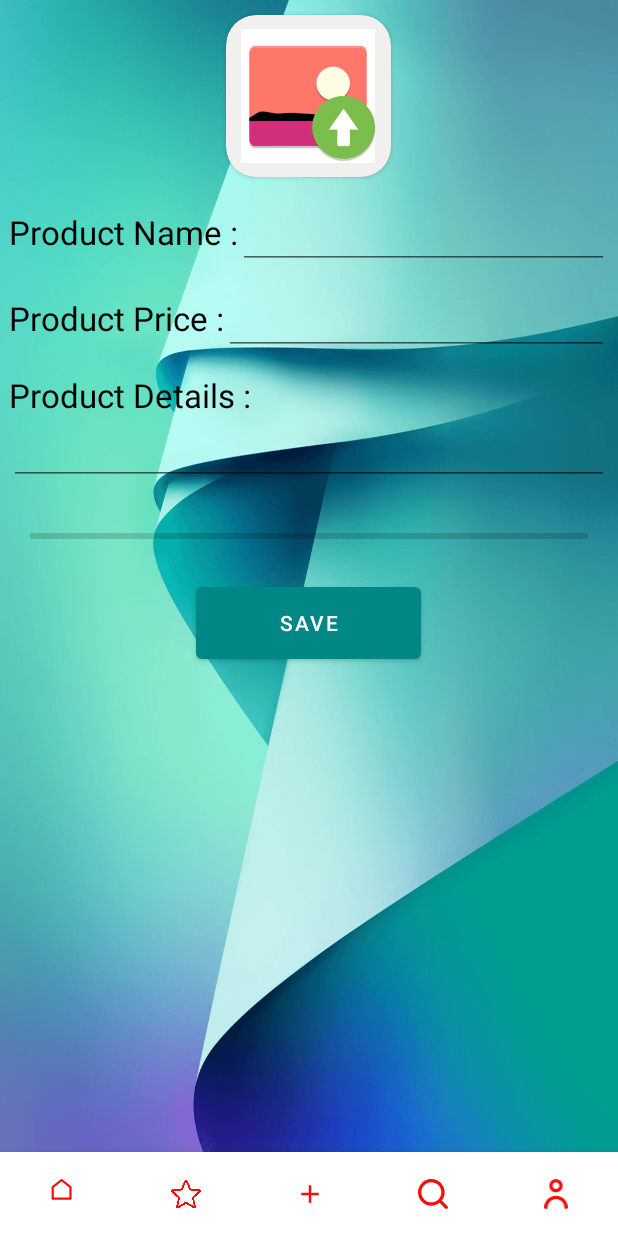
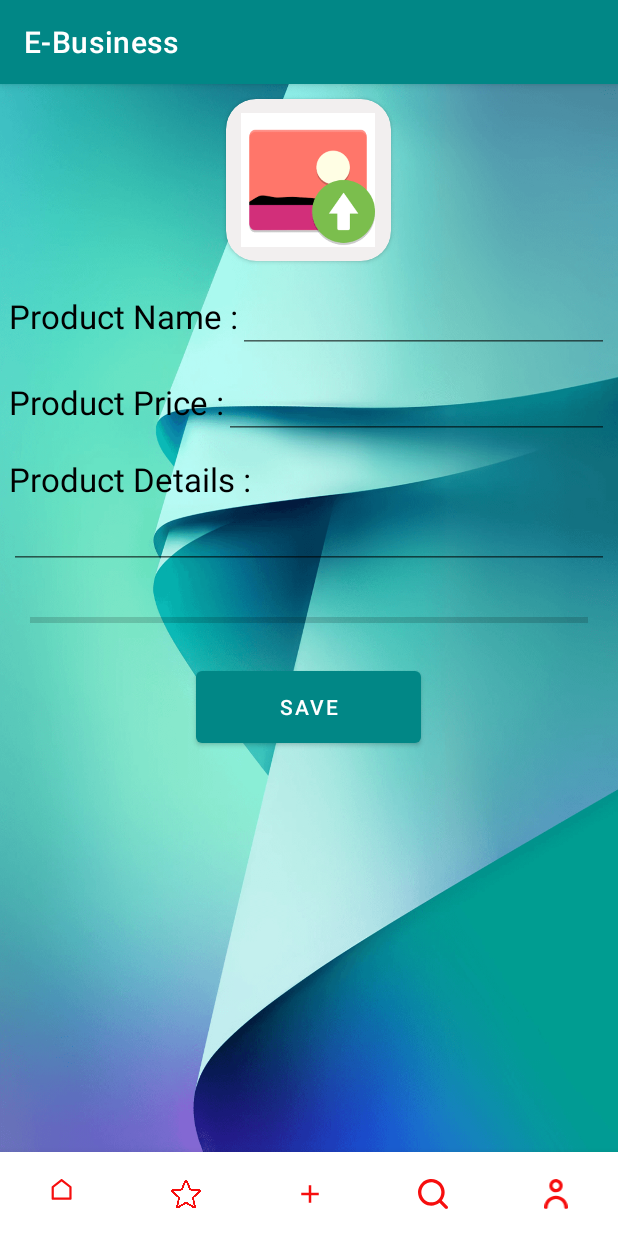
Before and after one commit to Android-Development-To-java/E-Business, an Android app: the screen it shows after launch (MainActivity), item 3 of the bottom bar chosen, on a phone screen of 412 x 824 dp. Run offline under Robolectric (Android 15) with nearby library versions, the phone set to English and light mode, and no system bars; our stand-ins replace Firebase (no records; nobody signed in at launch, a user with empty details on screens opened directly), Picasso; libraries missing offline, so code that uses them is left out: com.smarteist.autoimageslider; Roboto replaces fonts that are not available here; 9 statements that could not run were skipped.

Commit message:
Don't talk

```diff
--- a/app/src/main/java/com/example/e_business/MainActivity.java
+++ b/app/src/main/java/com/example/e_business/MainActivity.java
@@ -2,8 +2,10 @@ package com.example.e_business;
 
 import android.os.Bundle;
 import android.view.MenuItem;
+import android.view.View;
 import android.view.Window;
 import android.view.WindowManager;
+import android.widget.AdapterView;
 import android.widget.FrameLayout;
 
 import androidx.annotation.NonNull;
@@ -15,6 +17,8 @@ import com.example.e_business.utility.ui.FavoriteFragment;
 import com.example.e_business.utility.ui.HomeFragment;
 import com.example.e_business.utility.ui.SearchFragment;
 import com.example.e_business.utility.ui.UploadItemsFragment;
+import com.google.android.material.bottomnavigation.BottomNavigationItemView;
+import com.google.android.material.bottomnavigation.BottomNavigationMenuView;
 import com.google.android.material.bottomnavigation.BottomNavigationView;
 import com.google.android.material.navigation.NavigationBarView;
 
@@ -25,7 +29,7 @@ public class MainActivity extends AppCompatActivity {
     @Override
     protected void onCreate(Bundle savedInstanceState) {
 
-        this.getSupportActionBar().hide();
+//        this.getSupportActionBar().hide();
         super.onCreate(savedInstanceState);
         setContentView(R.layout.activity_main);
         bottomNavigationView = findViewById(R.id.bottom_nav);
@@ -39,6 +43,7 @@ public class MainActivity extends AppCompatActivity {
 
 
     private void bottomNav() {
+
 
         bottomNavigationView.setOnItemSelectedListener(new NavigationBarView.OnItemSelectedListener() {
             @Override
--- a/app/src/main/res/layout/activity_main.xml
+++ b/app/src/main/res/layout/activity_main.xml
@@ -6,14 +6,13 @@
     android:layout_height="match_parent"
     android:background="@color/white"
     android:gravity="center"
-    android:orientation="vertical"
     tools:context=".MainActivity">
 
     <FrameLayout
         android:id="@+id/frame_layout"
         android:layout_width="match_parent"
         android:layout_height="match_parent"
-        android:layout_above="@+id/bottom_nav" />
+        android:layout_above="@+id/bottom_nav"/>
 
 
     <com.google.android.material.bottomnavigation.BottomNavigationView
@@ -26,7 +25,7 @@
         app:itemRippleColor="#E01A59"
         app:labelVisibilityMode="unlabeled"
         app:menu="@menu/bottom_nav"
-        app:itemBackground="@android:color/transparent"/>
+        />
 
 
 </RelativeLayout>
```
